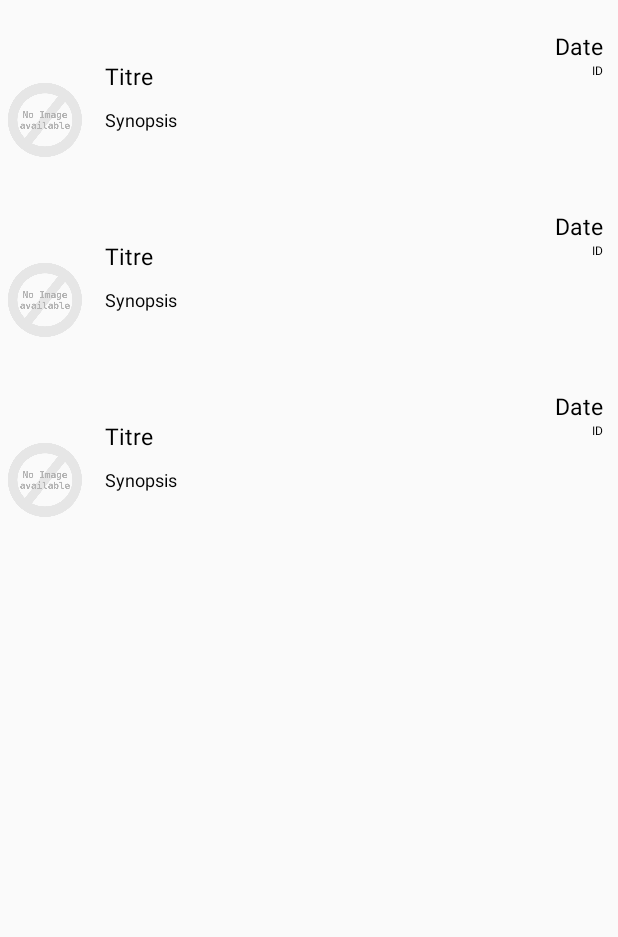
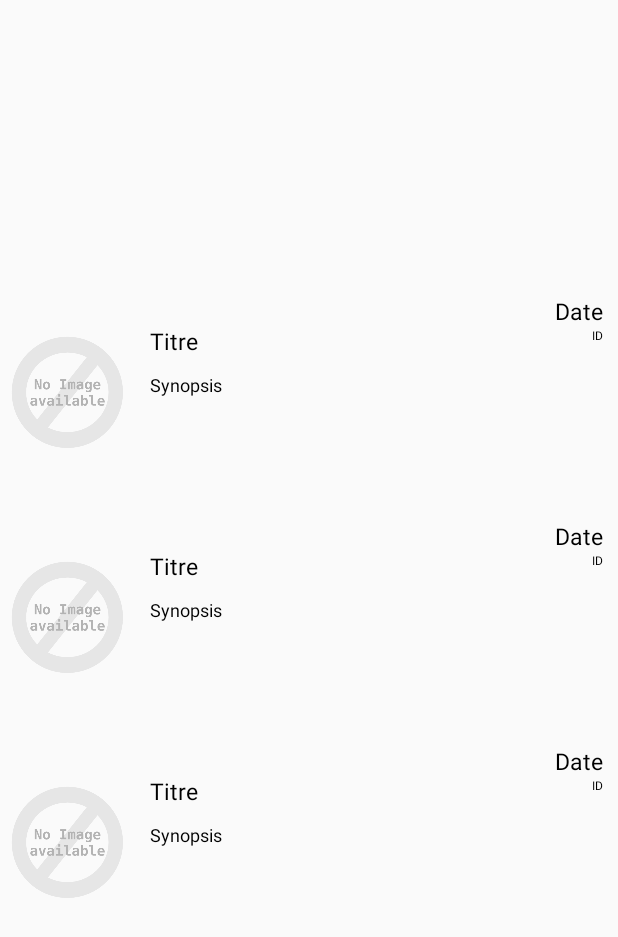
Before and after one commit to CeliaTHP/MoviezReady, an Android app: the layout activity_movie.xml on its own in the app's theme, with its tools: preview values and no code run, on a phone screen of 412 x 824 dp. Shown: the top 937 px of the screen. Run offline under Robolectric (Android 15) with nearby library versions, the phone set to English and light mode, and no system bars; network calls fail.

Commit message:
OP but no videos

```diff
--- a/app/build.gradle
+++ b/app/build.gradle
@@ -21,10 +21,7 @@ android {
         }
     }
 }
-repositories {
-    google()
-    jcenter()
-}
+
 
 dependencies {
     implementation fileTree(dir: "libs", include: ["*.jar"])
@@ -35,6 +32,7 @@ dependencies {
     implementation 'androidx.recyclerview:recyclerview:1.1.0'
     implementation 'com.android.volley:volley:1.1.1'
     implementation 'com.squareup.picasso:picasso:2.71828'
+    implementation 'com.synnapps:carouselview:0.1.5'
     testImplementation 'junit:junit:4.12'
     implementation 'com.github.bumptech.glide:glide:4.11.0'
     annotationProcessor 'com.github.bumptech.glide:compiler:4.11.0'
--- a/app/src/main/java/fr/ay/moviez/MainActivity.java
+++ b/app/src/main/java/fr/ay/moviez/MainActivity.java
@@ -18,7 +18,9 @@ public class MainActivity extends AppCompatActivity {
     @Override
     protected void onCreate(Bundle savedInstanceState) {
         super.onCreate(savedInstanceState);
+
         setContentView(R.layout.activity_main);
+
 
         this.go = findViewById(R.id.go);
 
--- a/app/src/main/java/fr/ay/moviez/MovieActivity.java
+++ b/app/src/main/java/fr/ay/moviez/MovieActivity.java
@@ -2,6 +2,7 @@ package fr.ay.moviez;
 
 import androidx.annotation.Nullable;
 import androidx.appcompat.app.AppCompatActivity;
+import androidx.recyclerview.widget.DividerItemDecoration;
 import androidx.recyclerview.widget.LinearLayoutManager;
 import androidx.recyclerview.widget.RecyclerView;
 
@@ -38,7 +39,7 @@ public class MovieActivity extends AppCompatActivity {
 RecyclerView recyclerView;
 List<Movie> movieList;
 private static String url = "https://api.themoviedb.org/3/trending/all/day?api_key=e4a9d54204f8ee1d8121e867e9a8a5a5";
-private static String baseurl = "http://image.tmdb.org/t/p/w92";
+private static String baseurl = "http://image.tmdb.org/t/p/w154";
 MovieAdapter adapter;
 
 //check.Moviexml
@@ -50,6 +51,8 @@ MovieAdapter adapter;
         setContentView(R.layout.activity_movie);
 
         recyclerView = findViewById(R.id.list_recycler_view_movie);
+        RecyclerView.ItemDecoration div = new DividerItemDecoration(this,DividerItemDecoration.VERTICAL);
+        recyclerView.addItemDecoration(div);
         movieList = new ArrayList<>();
         getTrends();
 
@@ -59,7 +62,6 @@ MovieAdapter adapter;
         TextView movieDate = findViewById(R.id.date_detail);
         TextView movieGen = findViewById(R.id.genre_detail);
         TextView movieSyn = findViewById(R.id.syn_detail);
-
 
 
 
--- a/app/src/main/res/layout/activity_main.xml
+++ b/app/src/main/res/layout/activity_main.xml
@@ -47,7 +47,7 @@
 
     <ImageView
         android:id="@+id/go"
-        android:layout_width="137dp"
+        android:layout_width="200dp"
         android:layout_height="0dp"
         android:layout_marginBottom="27dp"
         android:src="@drawable/logo"
@@ -55,7 +55,9 @@
         app:layout_constraintEnd_toEndOf="parent"
         app:layout_constraintStart_toStartOf="parent"
         app:layout_constraintTop_toBottomOf="@+id/welcome"
-        app:layout_constraintVertical_bias="1.0" />
+        app:layout_constraintVertical_bias="1.0"
+        android:background="@color/colorYellow"
+        />
 
 
 </androidx.constraintlayout.widget.ConstraintLayout>
--- a/app/src/main/res/layout/activity_movie.xml
+++ b/app/src/main/res/layout/activity_movie.xml
@@ -1,19 +1,13 @@
 <?xml version="1.0" encoding="utf-8"?>
-<androidx.constraintlayout.widget.ConstraintLayout xmlns:android="http://schemas.android.com/apk/res/android"
+<LinearLayout xmlns:android="http://schemas.android.com/apk/res/android"
     xmlns:app="http://schemas.android.com/apk/res-auto"
     xmlns:tools="http://schemas.android.com/tools"
     android:layout_width="wrap_content"
     android:layout_height="wrap_content"
-    android:layout_marginTop="10dp"
+    android:layout_gravity="center"
+    android:orientation="vertical"
 
     tools:context=".MovieActivity">
-
-
-  <!--  <com.google.android.material.tabs.TabLayout
-        android:id="@+id/tabs"
-        android:layout_width="match_parent"
-        android:layout_height="wrap_content"
-        android:background="?attr/colorPrimary" /> !-->
 
 
   <androidx.recyclerview.widget.RecyclerView
@@ -24,6 +18,8 @@
       app:layout_constraintEnd_toEndOf="parent"
       app:layout_constraintStart_toStartOf="parent"
       app:layout_constraintTop_toTopOf="parent"
-      tools:listitem="@layout/movie_adapter" />
+      tools:listitem="@layout/movie_adapter"
 
-</androidx.constraintlayout.widget.ConstraintLayout>
+      />
+
+</LinearLayout>
--- a/app/src/main/res/layout/movie_adapter.xml
+++ b/app/src/main/res/layout/movie_adapter.xml
@@ -7,9 +7,8 @@
 
     <ImageView
         android:id="@+id/poster"
-        android:layout_width="60dp"
-        android:layout_height="100dp"
-        android:layout_marginTop="20dp"
+        android:layout_width="90dp"
+        android:layout_height="150dp"
         android:src="@drawable/no_image" />
 
     <RelativeLayout
--- a/app/src/main/res/values/colors.xml
+++ b/app/src/main/res/values/colors.xml
@@ -5,4 +5,6 @@
     <color name="colorAccent">#03DAC5</color>
     <color name="colorYellow">#F4D50F</color>
     <color name="colorBlack">#000</color>
+    <color name="colorCuteYellow">#FFE77A</color>
+    <color name="grey">#DCDCDC</color>
 </resources>
--- a/app/src/main/res/values/strings.xml
+++ b/app/src/main/res/values/strings.xml
@@ -1,7 +1,7 @@
 <resources>
     <string name="app_name">MovieZ</string>
     <string name="welcome">Bienvenue sur Moviez</string>
-    <string name="pres">Grâce à MovieZ, tu vas pouvoir retrouver tous les films de ton choix en quelques clics !\nSi un film t\'intéresse, clique tout simplement dessus et tu auras accès à son affiche, son résumé, ainsi qu\'à sa bande-annonce!\n\nPour accéder à la liste de films, clique sur notre logo ! </string>
+    <string name="pres">Grâce à MovieZ, tu vas pouvoir retrouver tous les films de ton choix en quelques clics !\nSi un film t\'intéresse, clique tout simplement dessus et tu auras accès à son affiche, son résumé, ainsi qu\'à sa bande-annonce(à venir)\n\n\nPour accéder à la liste de films du moment, clique sur notre logo ! </string>
     <string name="title_activity_movie__items">Movie_Items</string>
     <string name="tab_text_1">Tous les films</string>
     <string name="tab_text_2">Rechercher un film</string>
@@ -17,5 +17,6 @@
     <string name="syn_detail">Synopsis</string>
     <string name="info_id">ID</string>
     <string name="genre_info">"Genres : "</string>
+    <string name="affiche">"À l'affiche :"</string>
 
 </resources>
```
Also changed, not shown: app/src/main/res/layout/activity_detail.xml (+8 -0 lines).
